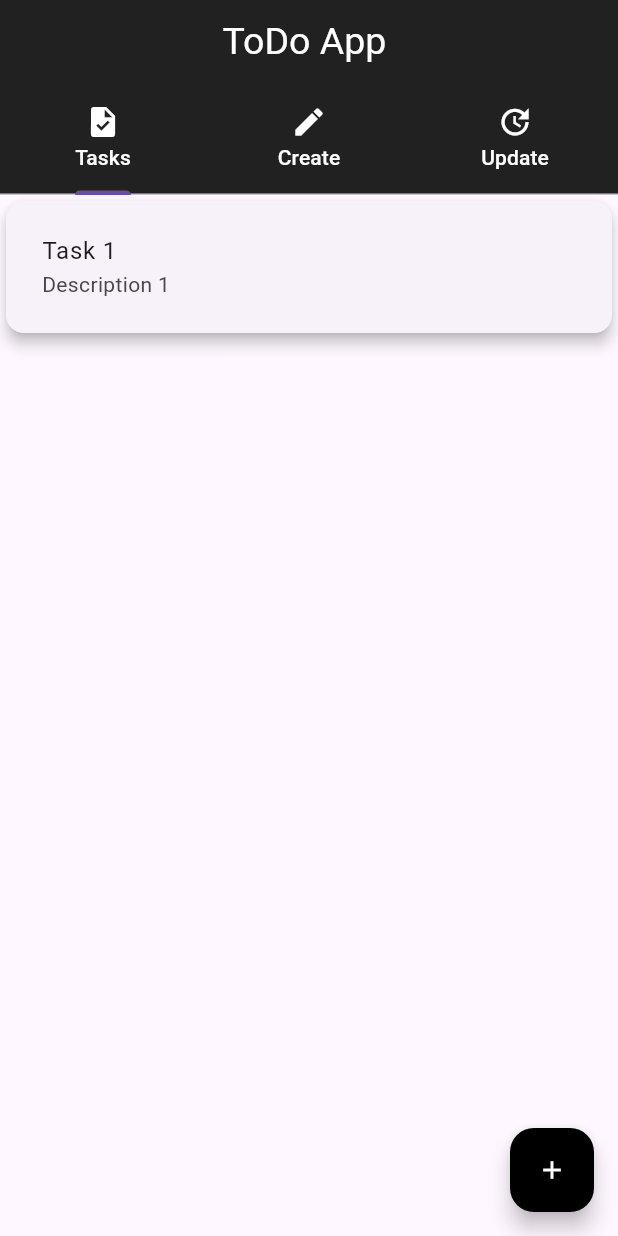
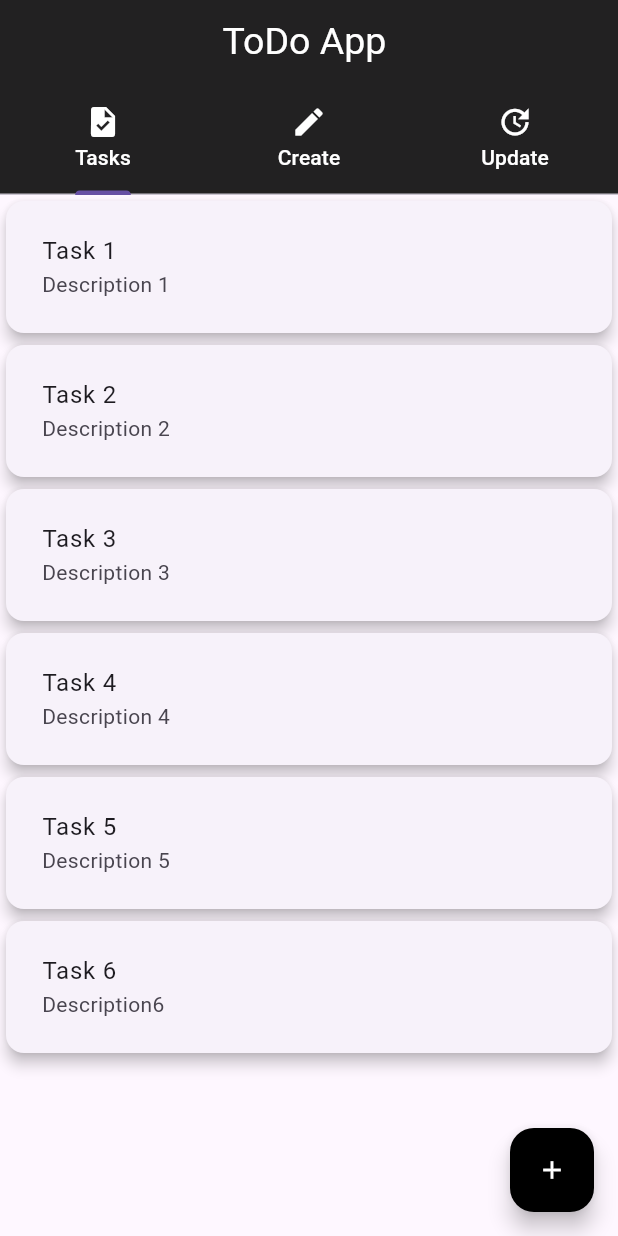
Before and after one commit to PsdeveloperFlutter/lufickapp, a Flutter app: the Mainscreen screen opened directly, on a phone screen of 412 x 824 dp. Run offline on Flutter 3.47's test engine with Material 3 defaults, Android fonts, the light colour scheme and no system bars; our stand-ins replace get; Roboto replaces fonts that are missing (Itim).

Commit message:
Hii It is My Flutter Internship work

```diff
--- a/lib/Todo_Application/screen/Creation_of_task.dart
+++ b/lib/Todo_Application/screen/Creation_of_task.dart
@@ -1,11 +1,16 @@
-//This is the Main Part of the Updation of Our Flutter Applications
-//This is the Main Part of Our Flutter Applications
+// This is the Main Part of Our Flutter Applications
 import 'package:flutter/cupertino.dart';
 import 'package:flutter/material.dart';
+import 'package:get/get_rx/src/rx_types/rx_types.dart';
 
-import 'Main Screen.dart';
+Rx<DateTime> selectedDate = DateTime.now().obs;
 
-Widget creationpart() {
+// Controllers for text fields
+TextEditingController taskNameController = TextEditingController();
+TextEditingController dateTimeController = TextEditingController();
+TextEditingController taskDescriptionController = TextEditingController();
+
+Widget creationpart(BuildContext context) {
   return SingleChildScrollView(
     child: Column(
       children: [
@@ -24,6 +29,40 @@ Widget creationpart() {
         ),
         Padding(
           padding: const EdgeInsets.all(10.0),
+          child: Row(
+            children: [
+              Expanded(
+                child: InkWell(
+                  onTap: () async {
+                    DateTime? pickedDate = await showDatePicker(
+                      context: context,
+                      firstDate: DateTime(2020),
+                      initialDate: DateTime.now(),
+                      lastDate: DateTime(2100),
+                    );
+                    if (pickedDate != null) {
+                      dateTimeController.text = ('\${pickedDate.day.toString().padLeft(2, 0)}-\${pickedDate.month.toString().padLeft(2, 0)}-\${pickedDate.year}');
+                    }
+                  },
+                  child: TextField(
+                    controller: dateTimeController,
+                    decoration: InputDecoration(
+                      prefixIcon: Icon(Icons.calendar_today),
+                      border: OutlineInputBorder(),
+                      labelText: 'Pick Date and Time',
+                      hintText: 'Pick Date and Time',
+                    ),
+                    readOnly: true,
+                  ),
+                ),
+              ),
+              SizedBox(width: 10),
+            ],
+          ),
+        ),
+        const SizedBox(height: 10),
+        Padding(
+          padding: const EdgeInsets.all(10.0),
           child: TextField(
             controller: taskDescriptionController,
             maxLines: 5,
@@ -36,17 +75,21 @@ Widget creationpart() {
           ),
         ),
         const SizedBox(height: 20),
-
-
         Padding(
-          padding: const EdgeInsets.only(left: 180.0),
+          padding: const EdgeInsets.only(left: 10.0),
           child: ElevatedButton(
-              onPressed: () {},
-              style: ElevatedButton.styleFrom(backgroundColor: Colors.black,elevation: 4),
-              child: Text(
-                "Update",
-                style: TextStyle(color: Colors.white),
-              )),
+            onPressed: () {
+              // Add your update logic here
+            },
+            style: ElevatedButton.styleFrom(
+              backgroundColor: Colors.black,
+              elevation: 4,
+            ),
+            child: Text(
+              "Create Task",
+              style: TextStyle(color: Colors.white),
+            ),
+          ),
         )
       ],
     ),
--- a/lib/Todo_Application/screen/Main Screen.dart
+++ b/lib/Todo_Application/screen/Main Screen.dart
@@ -6,7 +6,7 @@ import 'Show_Task_From_Database.dart';
 
 TextEditingController taskNameController = TextEditingController();
 TextEditingController taskDescriptionController = TextEditingController();
-
+TextEditingController dateTimeController=TextEditingController();
 void main() {
   runApp(const MaterialApp(
     debugShowCheckedModeBanner: false,
@@ -14,9 +14,14 @@ void main() {
   ));
 }
 
-class Mainscreen extends StatelessWidget {
+class Mainscreen extends StatefulWidget {
   const Mainscreen({super.key});
 
+  @override
+  State<Mainscreen> createState() => _MainscreenState();
+}
+
+class _MainscreenState extends State<Mainscreen> {
   @override
   Widget build(BuildContext context) {
     return DefaultTabController(
@@ -70,7 +75,7 @@ class Mainscreen extends StatelessWidget {
          //This is Show the Task from Database in Main Screen
             showTaskpart(),
          //This is code of the Creation of the Task
-            creationpart(),
+            creationpart(context),
 
           //This the Updation Part of Our Flutter Applications
             Mainpart(),
--- a/lib/Todo_Application/screen/Show_Task_From_Database.dart
+++ b/lib/Todo_Application/screen/Show_Task_From_Database.dart
@@ -10,6 +10,29 @@ RxList<dynamic> taskList = [
     "taskName": "Task 1",
     "taskDescription": "Description 1",
   }
+  ,
+  {
+    "taskName": "Task 2",
+    "taskDescription": "Description 2",
+  }
+  ,{
+    "taskName": "Task 3",
+    "taskDescription": "Description 3",
+  }
+  ,{
+    "taskName": "Task 4",
+    "taskDescription": "Description 4",
+  }
+  ,
+{
+"taskName": "Task 5",
+"taskDescription": "Description 5",
+},
+  {
+    "taskName": "Task 6",
+    "taskDescription": "Description6",
+  }
+
 ].obs;
 
 //Show Task Part from Database
```
Also changed, not shown: lib/Todo_Application/screen/Date_Picker_file.dart (added, +42 -0 lines).
